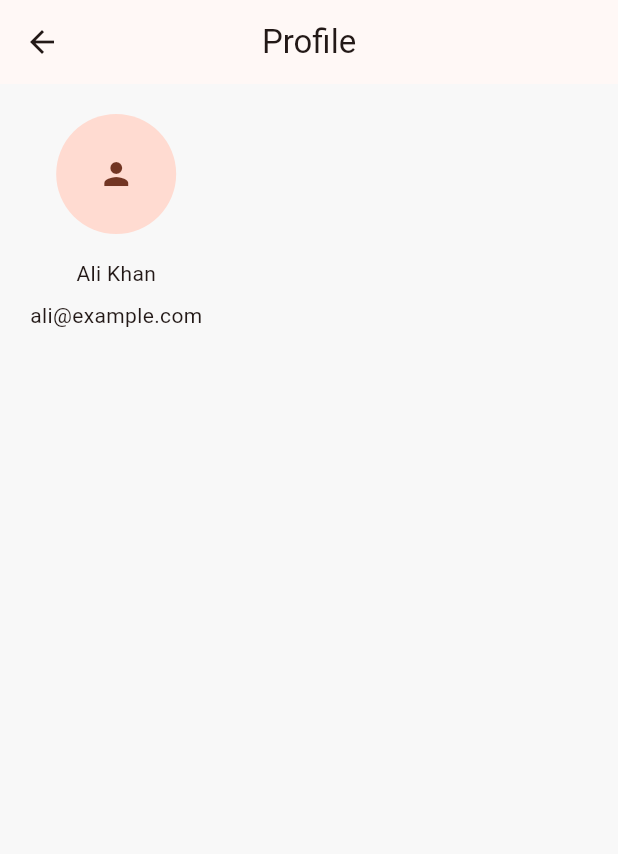
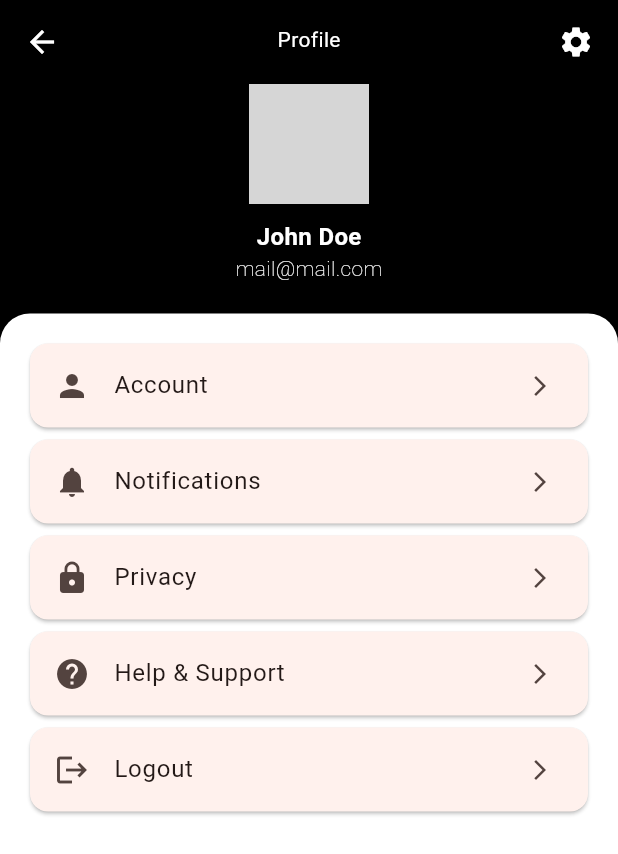
Before and after one commit to Minahil-Muhammad-Moiz/food2go, a Flutter app: the ProfileScreen screen opened by its route, on a phone screen of 412 x 824 dp. Shown: the top 854 px of the screen. Run offline on Flutter 3.47's test engine with Material 3 defaults, Android fonts, the light colour scheme and no system bars; our stand-ins replace get; network calls fail; grey boxes are pictures that could not be loaded.

Commit message:
Profile Screen done

```diff
--- a/lib/screens/profile/profile_screen.dart
+++ b/lib/screens/profile/profile_screen.dart
@@ -1,4 +1,5 @@
 import 'package:flutter/material.dart';
+import 'package:food2go/widgets/profile_item.dart';
 
 class ProfileScreen extends StatelessWidget {
   const ProfileScreen({super.key});
@@ -6,18 +7,100 @@ class ProfileScreen extends StatelessWidget {
   @override
   Widget build(BuildContext context) {
     return Scaffold(
-      appBar: AppBar(title: const Text('Profile')),
-      body: const Padding(
-        padding: EdgeInsets.all(20),
-        child: Column(
-          children: [
-            CircleAvatar(radius: 40, child: Icon(Icons.person)),
-            SizedBox(height: 16),
-            Text('Ali Khan'),
-            SizedBox(height: 8),
-            Text('ali@example.com'),
-          ],
-        ),
+      backgroundColor: Colors.black,
+      body: Column(
+        children: [
+          // Header section (fixed height)
+          Padding(
+            padding: const EdgeInsets.symmetric(horizontal: 16, vertical: 16),
+            child: Row(
+              mainAxisAlignment: MainAxisAlignment.spaceBetween,
+              crossAxisAlignment: CrossAxisAlignment.start,
+              children: [
+                Icon(Icons.arrow_back, color: Colors.white),
+                Text('Profile', style: TextStyle(color: Colors.white)),
+                Icon(Icons.settings, color: Colors.white),
+              ],
+            ),
+          ),
+          // Profile info section (fixed height)
+          CircleAvatar(
+            radius: 40,
+            backgroundImage: NetworkImage(
+              'https://plus.unsplash.com/premium_photo-1689568126014-06fea9d5d341?w=600&auto=format&fit=crop&q=60&ixlib=rb-4.1.0&ixid=M3wxMjA3fDB8MHxzZWFyY2h8MXx8cHJvZmlsZXxlbnwwfHwwfHx8MA%3D%3D',
+            ),
+          ),
+          SizedBox(height: 10),
+          Text(
+            'John Doe',
+            style: TextStyle(
+              color: Colors.white,
+              fontSize: 16,
+              fontWeight: FontWeight.bold,
+            ),
+          ),
+          Text(
+            'mail@mail.com',
+            style: TextStyle(
+              color: Colors.white,
+              fontSize: 14,
+              fontWeight: FontWeight.w100,
+            ),
+          ),
+          // White container that takes all remaining space
+          Expanded(
+            child: Container(
+              margin: EdgeInsets.only(top: 20),
+              decoration: BoxDecoration(
+                color: Colors.white,
+                borderRadius: BorderRadius.only(
+                  topLeft: Radius.circular(20),
+                  topRight: Radius.circular(20),
+                ),
+              ),
+              child: ListView(
+                padding: EdgeInsets.all(16),
+                children: [
+                  ProfileItem(
+                    icon: Icons.person,
+                    title: 'Account',
+                    onTap: () {
+                      // Handle account tap
+                    },
+                  ),
+                  ProfileItem(
+                    icon: Icons.notifications,
+                    title: 'Notifications',
+                    onTap: () {
+                      // Handle notifications tap
+                    },
+                  ),
+                  ProfileItem(
+                    icon: Icons.lock,
+                    title: 'Privacy',
+                    onTap: () {
+                      // Handle privacy tap
+                    },
+                  ),
+                  ProfileItem(
+                    icon: Icons.help,
+                    title: 'Help & Support',
+                    onTap: () {
+                      // Handle help & support tap
+                    },
+                  ),
+                  ProfileItem(
+                    icon: Icons.logout,
+                    title: 'Logout',
+                    onTap: () {
+                      // Handle logout tap
+                    },
+                  ),
+                ],
+              ),
+            ),
+          ),
+        ],
       ),
     );
   }
--- /dev/null
+++ b/lib/widgets/profile_item.dart
@@ -0,0 +1,28 @@
+import 'package:flutter/material.dart';
+import 'package:flutter/widgets.dart';
+import 'package:get/get.dart';
+
+class ProfileItem extends StatelessWidget {
+  final IconData icon;
+  final String title;
+  final VoidCallback? onTap;
+
+  const ProfileItem({
+    super.key,
+    required this.icon,
+    required this.title,
+    this.onTap,
+  });
+
+  @override
+  Widget build(BuildContext context) {
+    return Card(
+      child: ListTile(
+        leading: Icon(icon),
+        title: Text(title),
+        trailing: Icon(Icons.arrow_forward_ios, size: 16),
+        onTap: onTap,
+      ),
+    );
+  }
+}
```
